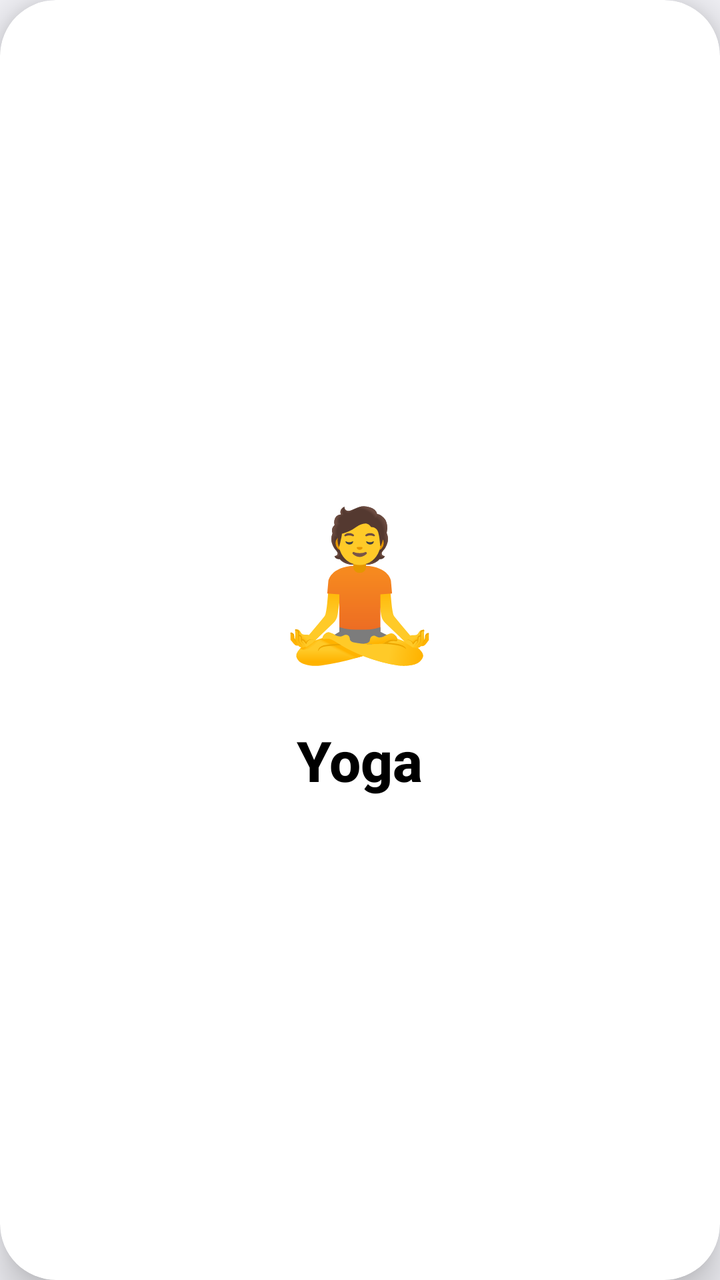
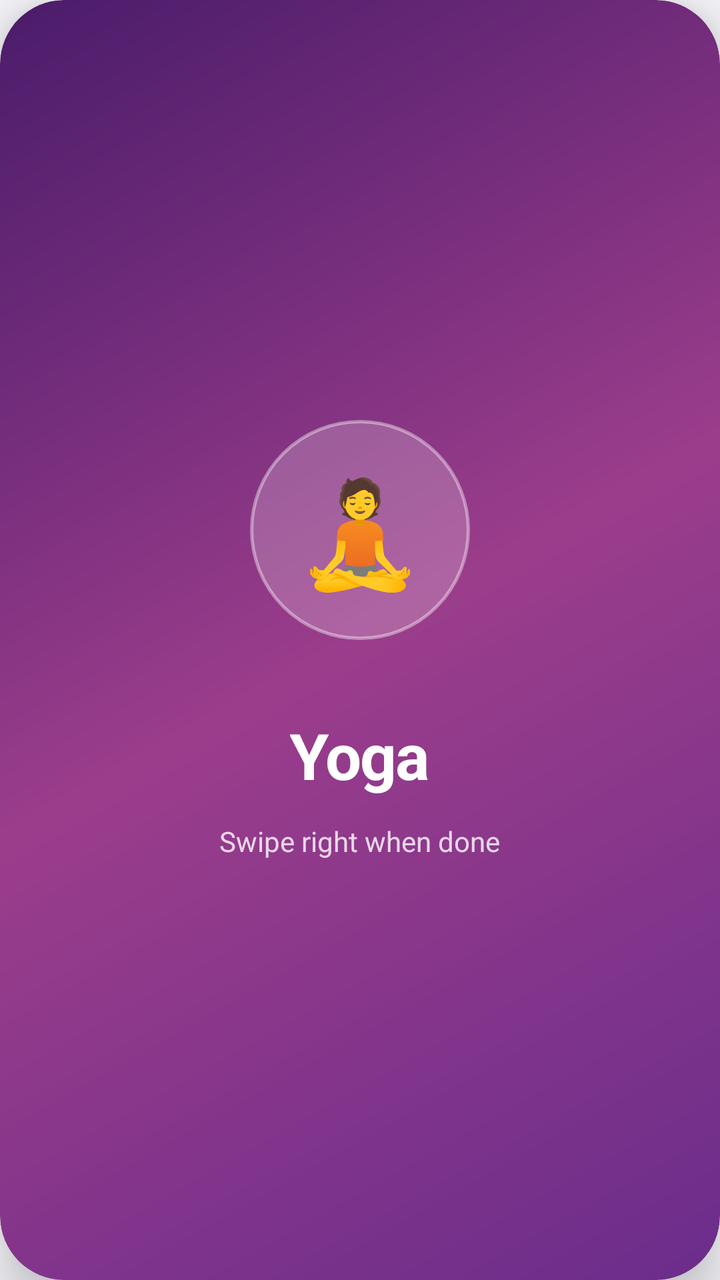

Before-and-after screenshots of an Android layout around one commit, followed by the original layout XML and the change that was made.
<!-- AndroidManifest.xml: application theme Theme.Floow -->
<!-- res/layout/item_card.xml -->
<?xml version="1.0" encoding="utf-8"?>
<androidx.cardview.widget.CardView xmlns:android="http://schemas.android.com/apk/res/android"
    xmlns:app="http://schemas.android.com/apk/res-auto"
    android:layout_width="match_parent"
    android:layout_height="420dp"
    app:cardCornerRadius="28dp"
    app:cardElevation="12dp"
    android:layout_margin="8dp">

    <LinearLayout
        android:id="@+id/cardRoot"
        android:layout_width="match_parent"
        android:layout_height="match_parent"
        android:orientation="vertical"
        android:gravity="center"
        android:padding="32dp">

        <TextView
            android:id="@+id/tvEmoji"
            android:layout_width="wrap_content"
            android:layout_height="wrap_content"
            android:textSize="72sp"
            android:text="🧘" />

        <TextView
            android:id="@+id/tvTitle"
            android:layout_width="wrap_content"
            android:layout_height="wrap_content"
            android:layout_marginTop="24dp"
            android:text="Yoga"
            android:textColor="@color/text_primary"
            android:textSize="28sp"
            android:textStyle="bold"
            android:fontFamily="sans-serif-medium" />
    </LinearLayout>
</androidx.cardview.widget.CardView>
<!-- resources referenced by this layout -->
<resources>
  <color name="text_primary">#FF000000</color>
  <style name="Theme.Floow" parent="Theme.Material3.Light.NoActionBar">
          <item name="colorPrimary">@color/accent</item>
          <item name="colorOnPrimary">@color/white</item>
          <item name="android:statusBarColor">@color/background</item>
          <item name="android:windowLightStatusBar">true</item>
          <item name="android:navigationBarColor">@color/background</item>
          <item name="android:windowBackground">@color/background</item>
  
          
          <item name="fontFamily">sans-serif-medium</item>
      </style>
  <color name="accent">#FF007AFF</color>
  <color name="white">#FFFFFFFF</color>
  <color name="background">#FFF2F2F7</color>
</resources>

<!-- the commit's change to res/layout/item_card.xml (unified diff, before → after) -->
@@ -2,10 +2,10 @@
 <androidx.cardview.widget.CardView xmlns:android="http://schemas.android.com/apk/res/android"
     xmlns:app="http://schemas.android.com/apk/res-auto"
     android:layout_width="match_parent"
-    android:layout_height="420dp"
-    app:cardCornerRadius="28dp"
-    app:cardElevation="12dp"
-    android:layout_margin="8dp">
+    android:layout_height="460dp"
+    app:cardCornerRadius="32dp"
+    app:cardElevation="16dp"
+    android:layout_margin="12dp">
 
     <LinearLayout
         android:id="@+id/cardRoot"
@@ -13,24 +13,45 @@
         android:layout_height="match_parent"
         android:orientation="vertical"
         android:gravity="center"
-        android:padding="32dp">
+        android:padding="40dp"
+        android:background="@drawable/bg_premium_card">
 
-        <TextView
-            android:id="@+id/tvEmoji"
-            android:layout_width="wrap_content"
-            android:layout_height="wrap_content"
-            android:textSize="72sp"
-            android:text="🧘" />
+        
+        <FrameLayout
+            android:layout_width="110dp"
+            android:layout_height="110dp"
+            android:background="@drawable/bg_emoji_glow">
+
+            <TextView
+                android:id="@+id/tvEmoji"
+                android:layout_width="match_parent"
+                android:layout_height="match_parent"
+                android:gravity="center"
+                android:textSize="52sp"
+                android:text="🧘" />
+        </FrameLayout>
 
         <TextView
             android:id="@+id/tvTitle"
             android:layout_width="wrap_content"
             android:layout_height="wrap_content"
-            android:layout_marginTop="24dp"
+            android:layout_marginTop="36dp"
             android:text="Yoga"
-            android:textColor="@color/text_primary"
-            android:textSize="28sp"
+            android:textColor="@color/white"
+            android:textSize="32sp"
             android:textStyle="bold"
+            android:fontFamily="sans-serif-black"
+            android:letterSpacing="-0.02"
+            android:gravity="center" />
+
+        <TextView
+            android:layout_width="wrap_content"
+            android:layout_height="wrap_content"
+            android:layout_marginTop="12dp"
+            android:text="Swipe right when done"
+            android:textColor="#CCFFFFFF"
+            android:textSize="14sp"
             android:fontFamily="sans-serif-medium" />
+
     </LinearLayout>
 </androidx.cardview.widget.CardView>
<!-- resource entries referenced after the edit -->
@@ -1,6 +1,5 @@
 <!-- resources referenced by this layout -->
 <resources>
-  <color name="text_primary">#FF000000</color>
   <style name="Theme.Floow" parent="Theme.Material3.Light.NoActionBar">
           <item name="colorPrimary">@color/accent</item>
           <item name="colorOnPrimary">@color/white</item>
@@ -10,10 +9,30 @@
           <item name="android:windowBackground">@color/background</item>
   
           
-          <item name="fontFamily">sans-serif-medium</item>
+          <item name="fontFamily">sans-serif</item>
+          <item name="android:fontFamily">sans-serif</item>
       </style>
   <color name="accent">#FF007AFF</color>
   <color name="white">#FFFFFFFF</color>
-  <color name="background">#FFF2F2F7</color>
+  <!-- drawable bg_emoji_glow (drawable) -->
+  <?xml version="1.0" encoding="utf-8"?>
+  <shape xmlns:android="http://schemas.android.com/apk/res/android"
+      android:shape="oval">
+      <solid android:color="#33FFFFFF" />
+      <stroke
+          android:width="1.5dp"
+          android:color="#66FFFFFF" />
+  </shape>
+  <!-- drawable bg_premium_card (drawable) -->
+  <?xml version="1.0" encoding="utf-8"?>
+  <shape xmlns:android="http://schemas.android.com/apk/res/android">
+      <gradient
+          android:startColor="#FF6B2D8B"
+          android:centerColor="#FF9B3D8B"
+          android:endColor="#FF4A1C6B"
+          android:angle="135" />
+      <corners android:radius="32dp" />
+  </shape>
+  <color name="background">#FFF8F7FC</color>
 </resources>
 
